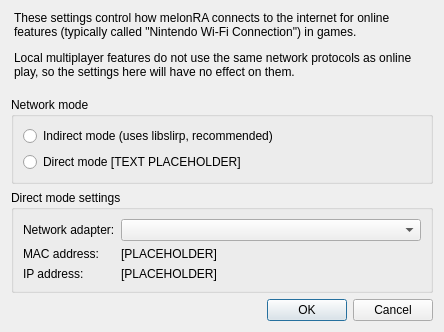
Above: src/frontend/qt_sdl/WifiSettingsDialog.ui from poopoocacacacaca/melonRA before the change. Below: the same form after it.
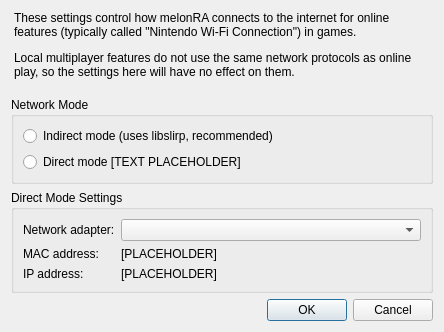
That is the form after the change.

What changed in the file:
```diff
--- a/src/frontend/qt_sdl/WifiSettingsDialog.ui
+++ b/src/frontend/qt_sdl/WifiSettingsDialog.ui
@@ -44,7 +44,7 @@
    <item>
     <widget class="QGroupBox" name="groupBox">
      <property name="title">
-      <string>Network mode</string>
+      <string>Network Mode</string>
      </property>
      <layout class="QGridLayout" name="gridLayout">
       <item row="1" column="0">
@@ -73,7 +73,7 @@
    <item>
     <widget class="QGroupBox" name="groupBox_3">
      <property name="title">
-      <string>Direct mode settings</string>
+      <string>Direct Mode Settings</string>
      </property>
      <layout class="QGridLayout" name="gridLayout_3">
       <item row="3" column="1">
```
Left out of the diff: 2 changed lines with no effect on the pictures.
